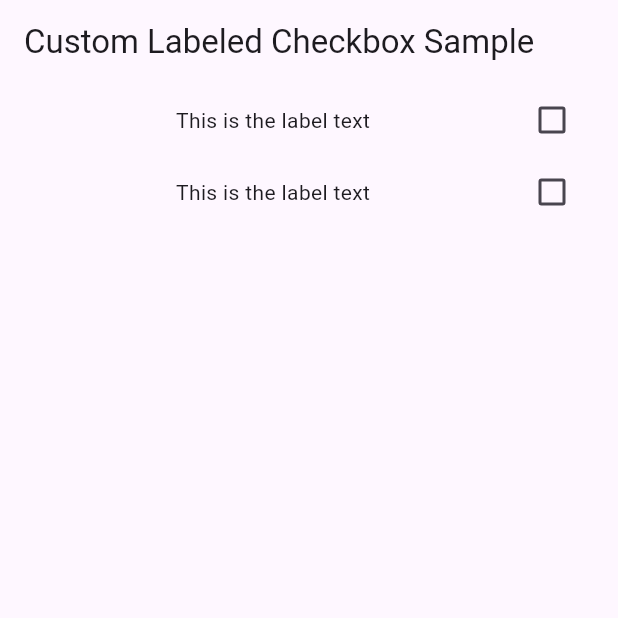
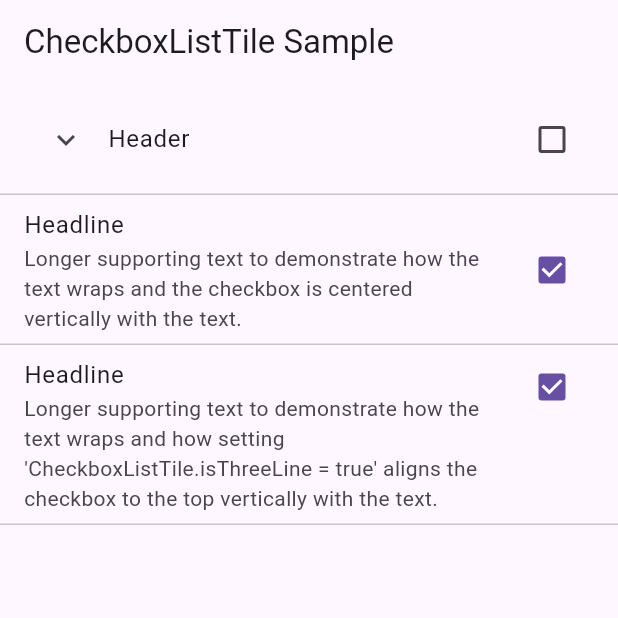
Before and after one commit to javert-galicia/admin_processes, a Flutter app: the screen it shows after launch, on a phone screen of 412 x 824 dp, the top half of it. Run offline on Flutter 3.47's test engine with Material 3 defaults, Android fonts, the light colour scheme and no system bars.

Commit message:
Changing to CheckboxListTile.

```diff
--- a/lib/main.dart
+++ b/lib/main.dart
@@ -1,104 +1,82 @@
 import 'package:flutter/material.dart';
 
-/// Flutter code sample for custom labeled checkbox.
+void main() => runApp(const CheckboxListTileApp());
 
-void main() => runApp(const LabeledCheckboxApp());
-
-class LabeledCheckboxApp extends StatelessWidget {
-  const LabeledCheckboxApp({super.key});
+class CheckboxListTileApp extends StatelessWidget {
+  const CheckboxListTileApp({super.key});
 
   @override
   Widget build(BuildContext context) {
     return MaterialApp(
       theme: ThemeData(useMaterial3: true),
-      home: const LabeledCheckboxExample(),
+      home: const CheckboxListTileExample(),
     );
   }
 }
 
-class LabeledCheckbox extends StatelessWidget {
-  const LabeledCheckbox({
-    super.key,
-    required this.label,
-    required this.padding,
-    required this.value,
-    required this.onChanged,
-  });
+class CheckboxListTileExample extends StatefulWidget {
+  const CheckboxListTileExample({super.key});
 
-  final String label;
-  final EdgeInsets padding;
-  final bool value;
-  final ValueChanged<bool> onChanged;
+  @override
+  State<CheckboxListTileExample> createState() =>
+      _CheckboxListTileExampleState();
+}
+
+class _CheckboxListTileExampleState extends State<CheckboxListTileExample> {
+  bool checkboxValue1 = false;
+  bool checkboxValue2 = true;
+  bool checkboxValue3 = true;
 
   @override
   Widget build(BuildContext context) {
-    return InkWell(
-      onTap: () {
-        onChanged(!value);
-      },
-      child: Padding(
-        padding: padding,
-        child: Row(
-          children: <Widget>[
-            Expanded(
-                child: Column(
+    return Scaffold(
+      appBar: AppBar(title: const Text('CheckboxListTile Sample')),
+      body: Column(
+        children: <Widget>[
+          CheckboxListTile(
+            value: checkboxValue1,
+            onChanged: (bool? value) {
+              setState(() {
+                checkboxValue1 = value!;
+              });
+            },
+            title: const ExpansionTile(
+              controlAffinity: ListTileControlAffinity.leading,
+              title: Text('Header'),
               children: [
-                Text(label),
+                Text('sdsadjsad'),
               ],
-            )),
-            Checkbox(
-              value: value,
-              onChanged: (bool? newValue) {
-                onChanged(newValue!);
-              },
             ),
-          ],
-        ),
+            //subtitle: const Text('Supporting text'),
+          ),
+          const Divider(height: 0),
+          CheckboxListTile(
+            value: checkboxValue2,
+            onChanged: (bool? value) {
+              setState(() {
+                checkboxValue2 = value!;
+              });
+            },
+            title: const Text('Headline'),
+            subtitle: const Text(
+                'Longer supporting text to demonstrate how the text wraps and the checkbox is centered vertically with the text.'),
+          ),
+          const Divider(height: 0),
+          CheckboxListTile(
+            value: checkboxValue3,
+            onChanged: (bool? value) {
+              setState(() {
+                checkboxValue3 = value!;
+              });
+            },
+            title: const Text('Headline'),
+            subtitle: const Text(
+                "Longer supporting text to demonstrate how the text wraps and how setting 'CheckboxListTile.isThreeLine = true' aligns the checkbox to the top vertically with the text."),
+            isThreeLine: true,
+          ),
+          const Divider(height: 0),
+        ],
       ),
     );
   }
 }
-
-class LabeledCheckboxExample extends StatefulWidget {
-  const LabeledCheckboxExample({super.key});
-
-  @override
-  State<LabeledCheckboxExample> createState() => _LabeledCheckboxExampleState();
-}
-
-class _LabeledCheckboxExampleState extends State<LabeledCheckboxExample> {
-  bool _isSelected = false;
-  bool _isSelectedos = false;
-  @override
-  Widget build(BuildContext context) {
-    return Scaffold(
-      appBar: AppBar(title: const Text('Custom Labeled Checkbox Sample')),
-      body: Center(
-        child: Column(
-          children: [
-            LabeledCheckbox(
-              label: 'This is the label text',
-              padding: const EdgeInsets.symmetric(horizontal: 20.0),
-              value: _isSelected,
-              onChanged: (bool newValue) {
-                setState(() {
-                  _isSelected = newValue;
-                });
-              },
-            ),
-            LabeledCheckbox(
-              label: 'This is the label text',
-              padding: const EdgeInsets.symmetric(horizontal: 20.0),
-              value: _isSelectedos,
-              onChanged: (bool newValue) {
-                setState(() {
-                  _isSelectedos = newValue;
-                });
-              },
-            ),
-          ],
-        ),
-      ),
-    );
-  }
-}
```
